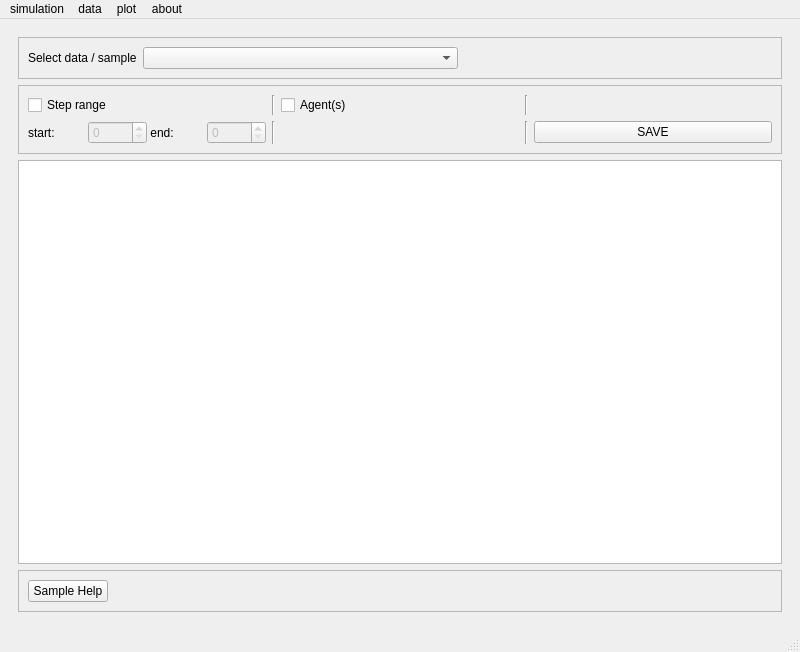
usc-psychsim/psychsim-eval-gui, file ui/psychsim-gui-main.ui: the form before one commit.
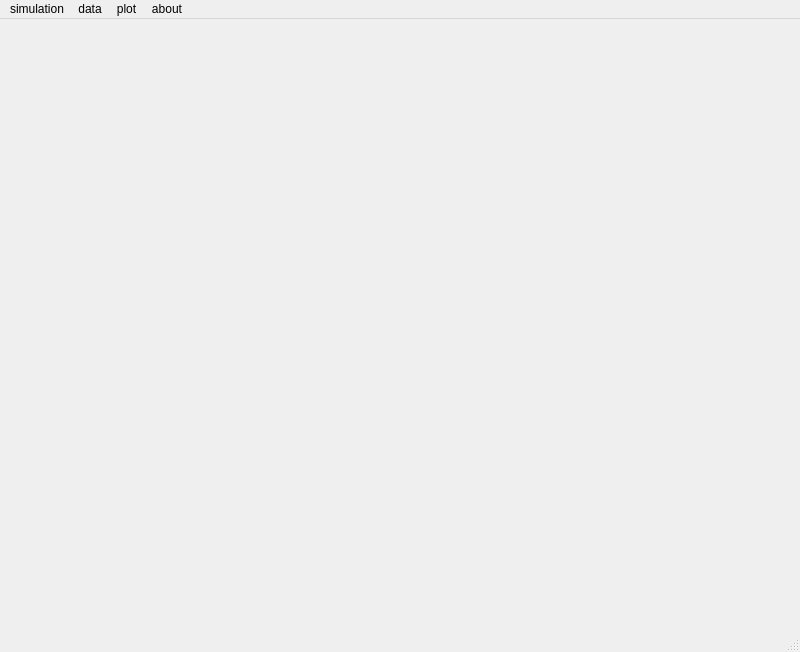
The form after the commit.

Commit message: Remove sample at data level

```diff
--- a/ui/psychsim-gui-main.ui
+++ b/ui/psychsim-gui-main.ui
@@ -20,225 +20,6 @@
       <property name="currentIndex">
        <number>0</number>
       </property>
-      <widget class="QWidget" name="page_3">
-       <layout class="QVBoxLayout" name="verticalLayout_10">
-        <item>
-         <widget class="QFrame" name="frame_15">
-          <property name="frameShape">
-           <enum>QFrame::StyledPanel</enum>
-          </property>
-          <property name="frameShadow">
-           <enum>QFrame::Raised</enum>
-          </property>
-          <layout class="QHBoxLayout" name="horizontalLayout_7">
-           <item>
-            <widget class="QLabel" name="label_28">
-             <property name="text">
-              <string>Select data / sample</string>
-             </property>
-            </widget>
-           </item>
-           <item>
-            <widget class="QComboBox" name="sample_data_combo">
-             <property name="sizePolicy">
-              <sizepolicy hsizetype="MinimumExpanding" vsizetype="Fixed">
-               <horstretch>0</horstretch>
-               <verstretch>0</verstretch>
-              </sizepolicy>
-             </property>
-            </widget>
-           </item>
-           <item>
-            <spacer name="horizontalSpacer_3">
-             <property name="orientation">
-              <enum>Qt::Horizontal</enum>
-             </property>
-             <property name="sizeHint" stdset="0">
-              <size>
-               <width>40</width>
-               <height>20</height>
-              </size>
-             </property>
-            </spacer>
-           </item>
-          </layout>
-         </widget>
-        </item>
-        <item>
-         <widget class="QFrame" name="frame_7">
-          <property name="frameShape">
-           <enum>QFrame::StyledPanel</enum>
-          </property>
-          <property name="frameShadow">
-           <enum>QFrame::Raised</enum>
-          </property>
-          <layout class="QGridLayout" name="gridLayout_6">
-           <item row="0" column="6">
-            <widget class="Line" name="line_8">
-             <property name="orientation">
-              <enum>Qt::Vertical</enum>
-             </property>
-            </widget>
-           </item>
-           <item row="0" column="4">
-            <widget class="QCheckBox" name="sample_agents_check">
-             <property name="sizePolicy">
-              <sizepolicy hsizetype="Minimum" vsizetype="Fixed">
-               <horstretch>0</horstretch>
-               <verstretch>0</verstretch>
-              </sizepolicy>
-             </property>
-             <property name="minimumSize">
-              <size>
-               <width>50</width>
-               <height>0</height>
-              </size>
-             </property>
-             <property name="maximumSize">
-              <size>
-               <width>1677215</width>
-               <height>16777215</height>
-              </size>
-             </property>
-             <property name="text">
-              <string>Agent(s)</string>
-             </property>
-            </widget>
-           </item>
-           <item row="0" column="2">
-            <widget class="Line" name="line_2">
-             <property name="orientation">
-              <enum>Qt::Vertical</enum>
-             </property>
-            </widget>
-           </item>
-           <item row="0" column="0">
-            <widget class="QCheckBox" name="sample_step_check">
-             <property name="text">
-              <string>Step range</string>
-             </property>
-            </widget>
-           </item>
-           <item row="2" column="4">
-            <widget class="QWidget" name="agent_sample_combo_widget" native="true">
-             <property name="sizePolicy">
-              <sizepolicy hsizetype="Preferred" vsizetype="Preferred">
-               <horstretch>0</horstretch>
-               <verstretch>0</verstretch>
-              </sizepolicy>
-             </property>
-            </widget>
-           </item>
-           <item row="2" column="6">
-            <widget class="Line" name="line_4">
-             <property name="orientation">
-              <enum>Qt::Vertical</enum>
-             </property>
-            </widget>
-           </item>
-           <item row="2" column="0">
-            <widget class="QWidget" name="widget_2" native="true">
-             <layout class="QHBoxLayout" name="horizontalLayout_8">
-              <property name="spacing">
-               <number>0</number>
-              </property>
-              <property name="leftMargin">
-               <number>0</number>
-              </property>
-              <property name="topMargin">
-               <number>0</number>
-              </property>
-              <property name="rightMargin">
-               <number>0</number>
-              </property>
-              <property name="bottomMargin">
-               <number>0</number>
-              </property>
-              <item>
-               <widget class="QLabel" name="label_29">
-                <property name="text">
-                 <string>start:</string>
-                </property>
-               </widget>
-              </item>
-              <item>
-               <widget class="QSpinBox" name="sample_step_start_spinBox">
-                <property name="enabled">
-                 <bool>false</bool>
-                </property>
-               </widget>
-              </item>
-              <item>
-               <widget class="QLabel" name="label_30">
-                <property name="text">
-                 <string> end:</string>
-                </property>
-               </widget>
-              </item>
-              <item>
-               <widget class="QSpinBox" name="sample_step_end_spinBox">
-                <property name="enabled">
-                 <bool>false</bool>
-                </property>
-               </widget>
-              </item>
-             </layout>
-            </widget>
-           </item>
-           <item row="2" column="7">
-            <widget class="QPushButton" name="save_sample_button">
-             <property name="text">
-              <string>SAVE</string>
-             </property>
-            </widget>
-           </item>
-           <item row="2" column="2">
-            <widget class="Line" name="line_3">
-             <property name="orientation">
-              <enum>Qt::Vertical</enum>
-             </property>
-            </widget>
-           </item>
-          </layout>
-         </widget>
-        </item>
-        <item>
-         <widget class="QTextBrowser" name="sample_output"/>
-        </item>
-        <item>
-         <widget class="QFrame" name="frame_20">
-          <property name="frameShape">
-           <enum>QFrame::StyledPanel</enum>
-          </property>
-          <property name="frameShadow">
-           <enum>QFrame::Raised</enum>
-          </property>
-          <layout class="QHBoxLayout" name="horizontalLayout_17">
-           <item>
-            <widget class="QPushButton" name="sample_help_button">
-             <property name="text">
-              <string>Sample Help</string>
-             </property>
-            </widget>
-           </item>
-           <item>
-            <spacer name="horizontalSpacer_6">
-             <property name="orientation">
-              <enum>Qt::Horizontal</enum>
-             </property>
-             <property name="sizeHint" stdset="0">
-              <size>
-               <width>641</width>
-               <height>20</height>
-              </size>
-             </property>
-            </spacer>
-           </item>
-          </layout>
-         </widget>
-        </item>
-       </layout>
-      </widget>
      </widget>
     </item>
    </layout>
```
Left out of the diff: 2 changed lines with no effect on the pictures. The commit also changes 1 other file.
